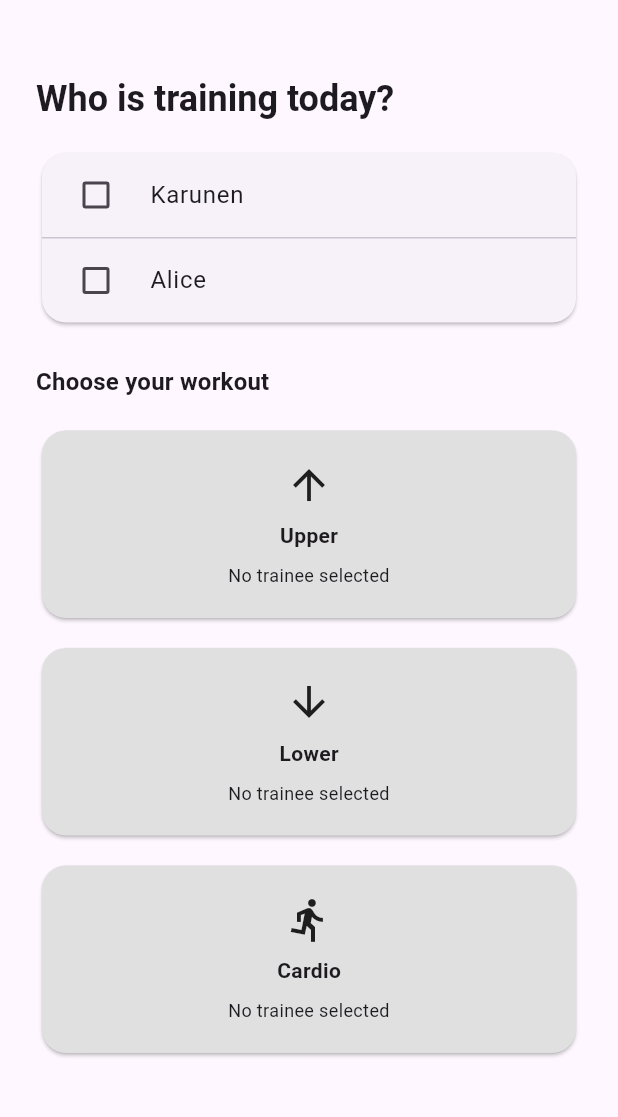
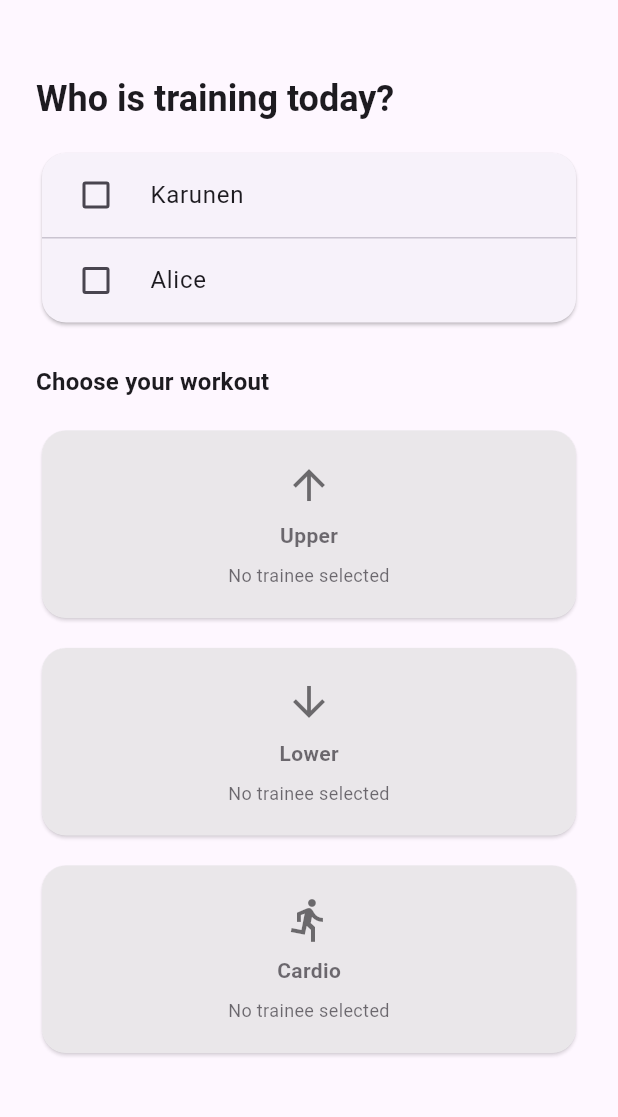
Before and after one commit to KarunenV/gym_android, a Flutter app: the screen it shows after launch, after a tap on "Karunen", on a phone screen of 412 x 824 dp, the part 84-1201 px from its top. Run offline on Flutter 3.47's test engine with Material 3 defaults, Android fonts, the phone set to English and light mode, and no system bars.

Commit message:
Added a repository

```diff
--- /dev/null
+++ b/lib/data/exercises.dart
@@ -0,0 +1,76 @@
+import 'package:gym_android/models/exercise.dart';
+import 'package:gym_android/models/workout_group.dart';
+
+const exercises = [
+  Exercise(
+    id: 'bench_press',
+    name: 'Bench Press',
+    group: WorkoutGroup.upper,
+  ),
+
+  Exercise(
+    id: 'incline_bench',
+    name: 'Incline Bench',
+    group: WorkoutGroup.upper,
+  ),
+
+  Exercise(
+    id: 'shoulder_press',
+    name: 'Shoulder Press',
+    group: WorkoutGroup.upper,
+  ),
+
+  Exercise(
+    id: 'lat_pulldown',
+    name: 'Lat Pulldown',
+    group: WorkoutGroup.upper,
+  ),
+
+  Exercise(
+    id: 'squat',
+    name: 'Squat',
+    group: WorkoutGroup.lower,
+  ),
+
+  Exercise(
+    id: 'deadlift',
+    name: 'Deadlift',
+    group: WorkoutGroup.lower,
+  ),
+
+  Exercise(
+    id: 'leg_press',
+    name: 'Leg Press',
+    group: WorkoutGroup.lower,
+  ),
+
+  Exercise(
+    id: 'lunges',
+    name: 'Walking Lunges',
+    group: WorkoutGroup.lower,
+  ),
+
+  Exercise(
+    id: 'running',
+    name: 'Running',
+    group: WorkoutGroup.cardio,
+  ),
+
+  Exercise(
+    id: 'cycling',
+    name: 'Cycling',
+    group: WorkoutGroup.cardio,
+  ),
+
+  Exercise(
+    id: 'jump_rope',
+    name: 'Jump Rope',
+    group: WorkoutGroup.cardio,
+  ),
+
+  Exercise(
+    id: 'burpees',
+    name: 'Burpees',
+    group: WorkoutGroup.cardio,
+  ),
+];
--- a/lib/main.dart
+++ b/lib/main.dart
@@ -1,5 +1,6 @@
 import 'package:flutter/material.dart';
 import 'pages/home_page.dart';
+import 'repositories/memory_workout_repository.dart';
 
 void main() {
   runApp(const GymTrackerApp());
@@ -10,10 +11,12 @@ class GymTrackerApp extends StatelessWidget {
 
   @override
   Widget build(BuildContext context) {
+    final repository = MemoryWorkoutRepository();
+
     return MaterialApp(
       title: 'Gym Tracker',
       debugShowCheckedModeBanner: false,
-      home: const HomePage(),
+      home: HomePage(repository: repository),
     );
   }
 }
--- /dev/null
+++ b/lib/models/exercise.dart
@@ -0,0 +1,13 @@
+import 'package:gym_android/models/workout_group.dart';
+
+class Exercise {
+  final String id;
+  final String name;
+  final WorkoutGroup group;
+
+  const Exercise({
+    required this.id,
+    required this.name,
+    required this.group,
+  });
+}
--- /dev/null
+++ b/lib/models/workout_group.dart
@@ -0,0 +1,5 @@
+enum WorkoutGroup {
+  upper,
+  lower,
+  cardio,
+}
--- a/lib/pages/home_page.dart
+++ b/lib/pages/home_page.dart
@@ -1,7 +1,13 @@
 import 'package:flutter/material.dart';
+import 'package:gym_android/widgets/workout_card.dart';
+import '../models/workout_group.dart';
+import '../repositories/memory_workout_repository.dart';
+import '../pages/exercise_list_page.dart';
 
 class HomePage extends StatelessWidget {
-  const HomePage({super.key});
+  const HomePage({super.key, required this.repository});
+
+  final MemoryWorkoutRepository repository;
 
   @override
   Widget build(BuildContext context) {
@@ -16,67 +22,75 @@ class HomePage extends StatelessWidget {
           ],
         ),
       ),
-      body: const Center(child: HomeBody()),
+      body: Center(child: HomeBody(repository: repository)),
     );
-
   }
 }
 
 class HomeBody extends StatefulWidget {
-    const HomeBody({super.key});
+  const HomeBody({super.key, required this.repository});
+
+  final MemoryWorkoutRepository repository;
 
   @override
   State<HomeBody> createState() => _HomeBodyState();
 }
 
 class _HomeBodyState extends State<HomeBody> {
-
-
   bool isKarunen = true;
   bool isAlice = false;
 
   @override
   Widget build(BuildContext context) {
-    final bool hasSelection = isKarunen || isAlice;
-    final today = DateTime.now().toLocal();
-    final dateText = '${today.day}/${today.month}/${today.year}';
 
     final workoutCards = [
-      _buildWorkoutCard(
-        icon: Icons.arrow_upward,
-        label: 'Upper',
-        subtitle: _buildSubtitle(
+      WorkoutCard(
         isKarunen: isKarunen,
         isAlice: isAlice,
-          dateText: dateText,
+        workoutGroup: WorkoutGroup.upper,
+        onTap: () {
+          Navigator.push(
+            context,
+            MaterialPageRoute(
+              builder: (context) => ExerciseListPage(
+                workoutGroup: WorkoutGroup.upper,
+                repository: widget.repository,
               ),
-        color: hasSelection
-            ? Colors.blue.shade100
-            : Colors.grey.shade300,
             ),
-      _buildWorkoutCard(
-        icon: Icons.arrow_downward,
-        label: 'Lower',
-        subtitle: _buildSubtitle(
+          );
+        },
+      ),
+      WorkoutCard(
         isKarunen: isKarunen,
         isAlice: isAlice,
-          dateText: dateText,
+        workoutGroup: WorkoutGroup.lower,
+        onTap: () {
+          Navigator.push(
+            context,
+            MaterialPageRoute(
+              builder: (context) => ExerciseListPage(
+                workoutGroup: WorkoutGroup.lower,
+                repository: widget.repository,
               ),
-        color: hasSelection
-            ? Colors.green.shade100
-            : Colors.grey.shade300,
             ),
-      _buildWorkoutCard(
-        icon: Icons.directions_run,
-        label: 'Cardio',
-        subtitle: _buildSubtitle(
-          isKarunen: isKarunen ,
+          );
+        },
+      ),
+      WorkoutCard(
+        isKarunen: isKarunen,
         isAlice: isAlice,
-          dateText: dateText,
+        workoutGroup: WorkoutGroup.cardio,
+        onTap: () {
+          Navigator.push(
+            context,
+            MaterialPageRoute(
+              builder: (context) => ExerciseListPage(
+                workoutGroup: WorkoutGroup.cardio,
+                repository: widget.repository,
               ),
-        color: hasSelection
-            ? Colors.orange.shade100
-            : Colors.grey.shade300,
+            ),
+          );
+        },
       ),
     ];
 
@@ -155,57 +169,4 @@ class HomePage extends StatelessWidget {
     );
   }
 
-  String _buildSubtitle({
-    required bool isKarunen,
-    required bool isAlice,
-    required String dateText
-  }) {
-    if (isKarunen && isAlice) {
-      return 'Karunen Last workout: $dateText\n\nAlice Last workout: $dateText';
 }
-
-    if (isKarunen) {
-      return 'Karunen Last workout: $dateText';
-    }
-
-    if (isAlice) {
-      return 'Alice Last workout: $dateText';
-    }
-
-    return 'No trainee selected';
-  }
-
-  Widget _buildWorkoutCard({
-    required IconData icon,
-    required String label,
-    required String subtitle,
-    required Color color,
-  }) {
-    return Card(
-      color: color,
-      shape: RoundedRectangleBorder(
-        borderRadius: BorderRadius.circular(16),
-      ),
-      child: Padding(
-        padding: const EdgeInsets.all(20),
-        child: Column(
-          mainAxisSize: MainAxisSize.min,
-          children: [
-            Icon(icon, size: 32),
-            const SizedBox(height: 8),
-            Text(
-              label,
-              style: const TextStyle(fontWeight: FontWeight.w600),
-            ),
-            const SizedBox(height: 8),
-            Text(
-              subtitle,
-              textAlign: TextAlign.center,
-              style: const TextStyle(fontSize: 12),
-            ),
-          ],
-        ),
-      ),
-    );
-  }
-}
--- /dev/null
+++ b/lib/repositories/memory_workout_repository.dart
@@ -0,0 +1,26 @@
+import '../data/exercises.dart';
+import '../models/exercise.dart';
+import '../models/workout_group.dart';
+import 'workout_repository.dart';
+
+class MemoryWorkoutRepository implements WorkoutRepository {
+
+  final List<Exercise> _exercises = List.from(exercises);
+
+  @override
+  List<Exercise> getExercises() {
+    return _exercises;
+  }
+
+  @override
+  List<Exercise> getExercisesByGroup(WorkoutGroup group) {
+    return _exercises
+        .where((e) => e.group == group)
+        .toList();
+  }
+
+  @override
+  void addExercise(Exercise exercise) {
+    _exercises.add(exercise);
+  }
+}
--- /dev/null
+++ b/lib/repositories/workout_repository.dart
@@ -0,0 +1,10 @@
+import '../models/exercise.dart';
+import '../models/workout_group.dart';
+
+abstract class WorkoutRepository {
+  List<Exercise> getExercises();
+
+  List<Exercise> getExercisesByGroup(WorkoutGroup group);
+
+  void addExercise(Exercise exercise);
+}
--- /dev/null
+++ b/lib/widgets/workout_card.dart
@@ -0,0 +1,123 @@
+import 'package:flutter/material.dart';
+import '../models/workout_group.dart';
+
+class WorkoutCard extends StatelessWidget {
+  const WorkoutCard({
+    super.key,
+    required this.isKarunen,
+    required this.isAlice,
+    required this.workoutGroup,
+    required this.onTap,
+  });
+
+  final bool isKarunen;
+  final bool isAlice;
+  final WorkoutGroup? workoutGroup;
+  final VoidCallback onTap;
+
+  @override
+  Widget build(BuildContext context) {
+    final subtitle = _buildSubtitle();
+    final displayColor = _getColor();
+    final displayIcon = _getDefaultIcon();
+    final displayLabel = _getDefaultLabel();
+
+    final enabled = isKarunen || isAlice;
+
+    return Opacity(
+      opacity: enabled ? 1.0 : 0.65,
+      child: Card(
+        color: displayColor,
+        shape: RoundedRectangleBorder(
+          borderRadius: BorderRadius.circular(16),
+        ),
+        child: InkWell(
+          borderRadius: BorderRadius.circular(16),
+          onTap: (!enabled || workoutGroup == null) ? null : onTap,
+          child: Padding(
+            padding: const EdgeInsets.all(20),
+            child: Column(
+              mainAxisSize: MainAxisSize.min,
+              children: [
+                Icon(displayIcon, size: 32),
+                const SizedBox(height: 8),
+                Text(
+                  displayLabel,
+                  style: const TextStyle(fontWeight: FontWeight.w600),
+                ),
+                const SizedBox(height: 8),
+                Text(
+                  subtitle,
+                  textAlign: TextAlign.center,
+                  style: const TextStyle(fontSize: 12),
+                ),
+              ],
+            ),
+          ),
+        ),
+      ),
+    );
+  }
+
+  Color _getColor() {
+    if (!(isKarunen || isAlice)) {
+      return Colors.grey.shade300;
+    }
+
+    switch (workoutGroup) {
+      case WorkoutGroup.upper:
+        return Colors.blue.shade100;
+      case WorkoutGroup.lower:
+        return Colors.green.shade100;
+      case WorkoutGroup.cardio:
+        return Colors.orange.shade100;
+      default:
+        return Colors.grey.shade300;
+    }
+  }
+
+  String _buildSubtitle() {
+    final today = DateTime.now().toLocal();
+    final dateText = '${today.day}/${today.month}/${today.year}';
+
+    if (isKarunen && isAlice) {
+      return 'Karunen Last workout: $dateText\n\nAlice Last workout: $dateText';
+    }
+
+    if (isKarunen) {
+      return 'Karunen Last workout: $dateText';
+    }
+
+    if (isAlice) {
+      return 'Alice Last workout: $dateText';
+    }
+
+    return 'No trainee selected';
+  }
+
+  IconData _getDefaultIcon() {
+    switch (workoutGroup) {
+      case WorkoutGroup.upper:
+        return Icons.arrow_upward;
+      case WorkoutGroup.lower:
+        return Icons.arrow_downward;
+      case WorkoutGroup.cardio:
+        return Icons.directions_run;
+      default:
+        return Icons.fitness_center;
+    }
+  }
+
+  String _getDefaultLabel() {
+    switch (workoutGroup) {
+      case WorkoutGroup.upper:
+        return 'Upper';
+      case WorkoutGroup.lower:
+        return 'Lower';
+      case WorkoutGroup.cardio:
+        return 'Cardio';
+      default:
+        return 'Workout';
+    }
+  }
+}
```
Also changed, not shown: lib/data/profiles.dart (added, +12 -0 lines), lib/models/profile.dart (added, +9 -0 lines), lib/models/workout_session.dart (added, +17 -0 lines), lib/models/workout_set.dart (added, +8 -0 lines), lib/pages/exercise_list_page.dart (added, +58 -0 lines). Lines whose indentation alone changed are shown as unchanged.
